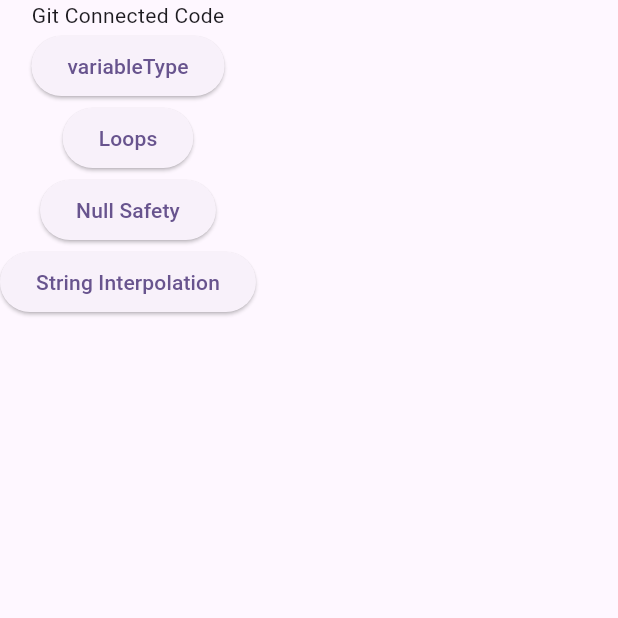
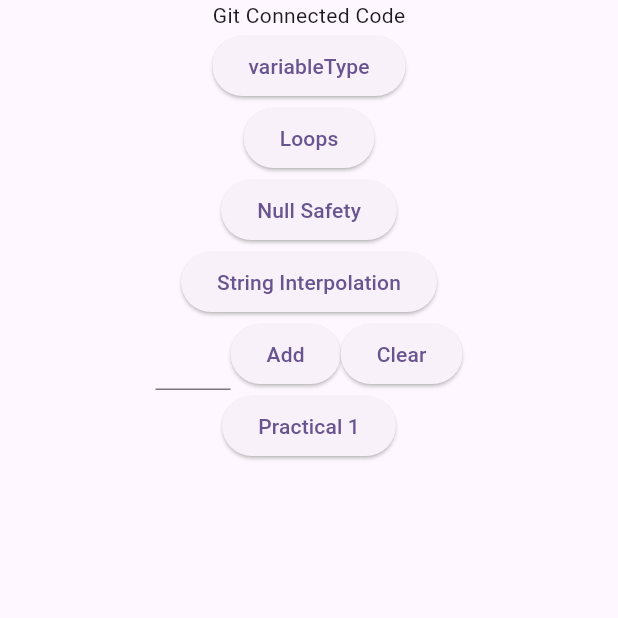
Before and after one commit to Ankur21-1997/Learn-Flutter, a Flutter app: the screen it shows after launch, on a phone screen of 412 x 824 dp, the top half of it. Run offline on Flutter 3.47's test engine with Material 3 defaults, Android fonts, the phone set to English and light mode, and no system bars.

Commit message:
day1_practical1 done

```diff
--- a/lib/day1.dart
+++ b/lib/day1/day1.dart
@@ -1,12 +1,16 @@
 import 'package:flutter/material.dart';
 
-import 'globleVariable.dart';
+import '../globleVariable.dart';
+import 'day1_practical1.dart';
 
 class Day1 extends StatelessWidget {
   const Day1({super.key});
 
   @override
   Widget build(BuildContext context) {
+    List<int> numList = [];
+    final listController = TextEditingController();
+
     return Scaffold(
       body: Column(
         children: [
@@ -15,6 +19,16 @@ class Day1 extends StatelessWidget {
           ElevatedButton(onPressed: (){ loopType();}, child: Text('Loops')),
           ElevatedButton(onPressed: (){ nullSafety();}, child: Text('Null Safety')),
           ElevatedButton(onPressed: (){ stringInterpolation();}, child: Text('String Interpolation')),
+          Row(
+            mainAxisAlignment: MainAxisAlignment.center,
+            children: [
+              SizedBox(width:50,child: TextField(controller: listController,)),
+              ElevatedButton(onPressed: (){ numList.add(int.tryParse(listController.text) ?? 0);listController.clear();}, child: Text('Add')),
+              ElevatedButton(onPressed: (){ numList = [];}, child: Text('Clear')),
+            ],
+          ),
+          ElevatedButton(onPressed: (){ day1Practical1(numList);}, child: Text('Practical 1')),
+
         ],
       ),
     );
--- a/lib/main.dart
+++ b/lib/main.dart
@@ -1,5 +1,5 @@
 import 'package:flutter/material.dart';
-import 'package:practice/day1.dart';
+import 'package:practice/day1/day1.dart';
 
 void main() {
   runApp(const MyApp());
```
Also changed, not shown: lib/day1/day1_practical1.dart (added, +35 -0 lines), lib/day1/day1_practical2.dart (added).
